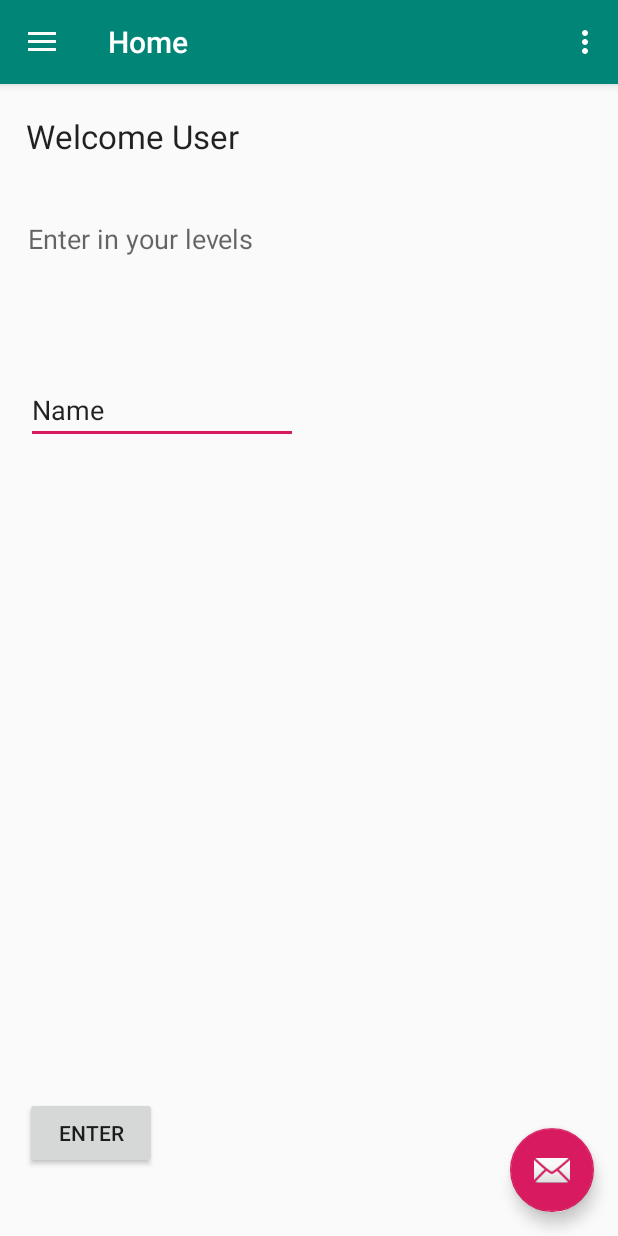
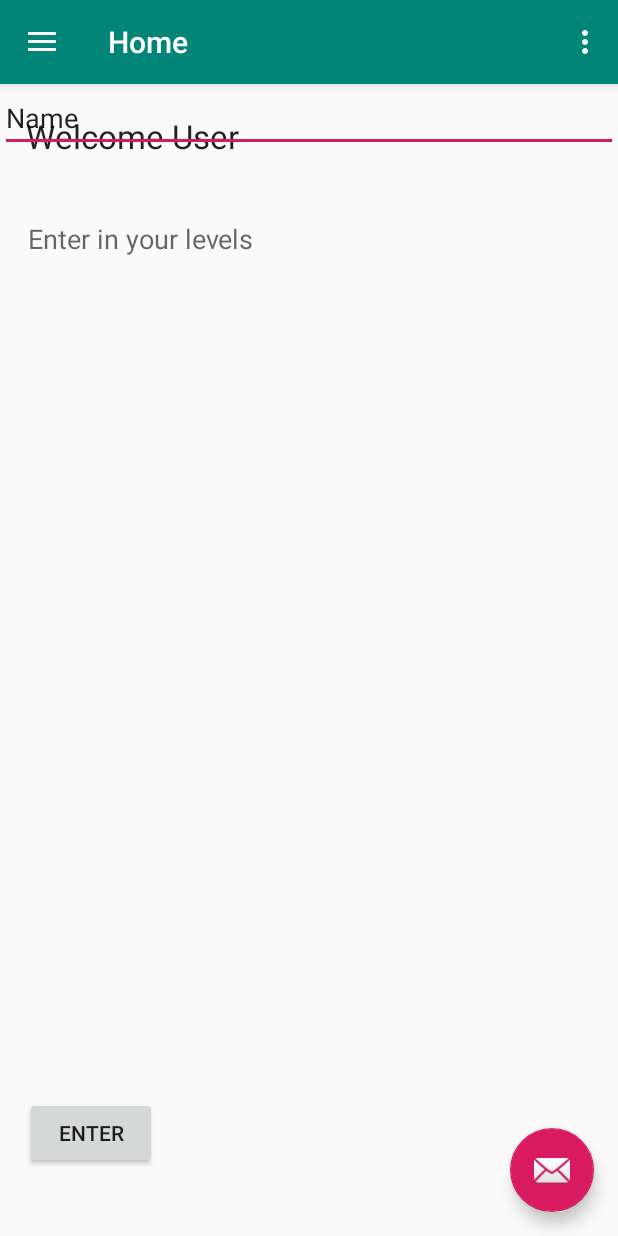
Before and after one commit to JosephBridges/Dibetic-App, an Android app: the screen it shows after launch (Main), after a tap on "ENTER", on a phone screen of 412 x 824 dp. Run offline under Robolectric (Android 15) with nearby library versions, the phone set to English and light mode, and no system bars; our stand-ins replace navigation-ui.

Commit message:
Got create and read working.

```diff
--- a/app/src/main/java/org/wit/diabeticapp/adapters/DiabeticAdapter.kt
+++ b/app/src/main/java/org/wit/diabeticapp/adapters/DiabeticAdapter.kt
@@ -31,7 +31,7 @@ class DiabeticAdapter constructor(private var diabetics: List<DiabeticModel>)
     class MainHolder constructor(itemView: View) : RecyclerView.ViewHolder(itemView) {
 
         fun bind(diabetic: DiabeticModel) {
-            itemView.infoNo.text = diabetic.displayno
+            itemView.infoNo.text = diabetic.display
             itemView.imageIcon.setImageResource(R.mipmap.ic_launcher_round)
         }
     }
--- a/app/src/main/java/org/wit/diabeticapp/models/DiabeticModel.kt
+++ b/app/src/main/java/org/wit/diabeticapp/models/DiabeticModel.kt
@@ -6,4 +6,4 @@ import kotlinx.android.parcel.Parcelize
 @Parcelize
 data class DiabeticModel(
     var id: Long = 0,
-    val displayno: String = "N/A") : Parcelable
+    var display: String = "") : Parcelable
--- a/app/src/main/java/org/wit/diabeticapp/ui/home/HomeFragment.kt
+++ b/app/src/main/java/org/wit/diabeticapp/ui/home/HomeFragment.kt
@@ -4,7 +4,8 @@ import android.os.Bundle
 import android.view.LayoutInflater
 import android.view.ViewGroup
 import androidx.fragment.app.Fragment
-import kotlinx.android.synthetic.main.diabetic_card.*
+import kotlinx.android.synthetic.main.diabetic_card.view.*
+import kotlinx.android.synthetic.main.fragment_home.*
 import kotlinx.android.synthetic.main.fragment_home.view.*
 import org.wit.diabeticapp.R
 import org.wit.diabeticapp.main.DiabeticApp
@@ -42,9 +43,8 @@ class HomeFragment : Fragment() {
 
     fun setButtonListener( layout: View1) {
         layout.homeButton.setOnClickListener {
-            val displayno = (layout.InfoNo.text.isNotEmpty())
-                layout.InfoNo.text.toString()
-            app.diabeticStore.create(DiabeticModel(displayno = displayno.toString()))
+            val display = InfoNo.text.toString()
+            app.diabeticStore.create(DiabeticModel(display = display))
 
         }
     }
--- a/app/src/main/res/layout/fragment_home.xml
+++ b/app/src/main/res/layout/fragment_home.xml
@@ -61,31 +61,15 @@
         app:layout_constraintTop_toTopOf="parent"
         app:layout_constraintVertical_bias="0.948" />
 
-    <RadioGroup
-        android:id="@+id/homeMethod"
-        android:layout_width="181dp"
-        android:layout_height="128dp"
-        android:layout_above="@+id/progressBar"
-        android:layout_below="@+id/homeSubtitle"
-        android:layout_marginBottom="8dp"
-        android:layout_marginEnd="8dp"
-        android:layout_marginStart="8dp"
-        android:layout_marginTop="8dp"
-        app:layout_constraintBottom_toBottomOf="parent"
-        app:layout_constraintEnd_toEndOf="parent"
-        app:layout_constraintHorizontal_bias="0.042"
-        app:layout_constraintStart_toStartOf="parent"
-        app:layout_constraintTop_toTopOf="@+id/homeTitle"
-        app:layout_constraintVertical_bias="0.276">
 
-        <EditText
-            android:id="@+id/InfoNo"
-            android:layout_width="match_parent"
-            android:layout_height="wrap_content"
-            android:ems="10"
-            android:inputType="textPersonName"
-            android:text="Name" />
+    <EditText
+        android:id="@+id/InfoNo"
+        android:layout_width="match_parent"
+        android:layout_height="wrap_content"
+        android:ems="10"
+        android:inputType="date|textUri|textShortMessage|textLongMessage|textAutoCorrect|none|numberSigned|textVisiblePassword|textWebEditText|textMultiLine|textNoSuggestions|textFilter|number|datetime|textWebEmailAddress|textPersonName|text|textPhonetic|textCapSentences|textPassword|textAutoComplete|textImeMultiLine|textPostalAddress|numberDecimal|textEmailAddress|numberPassword|textCapWords|phone|textEmailSubject|textCapCharacters|time|textWebPassword"
+        android:text="Name"
+        tools:ignore="MissingConstraints" />
 
-    </RadioGroup>
 
 </androidx.constraintlayout.widget.ConstraintLayout>
```
